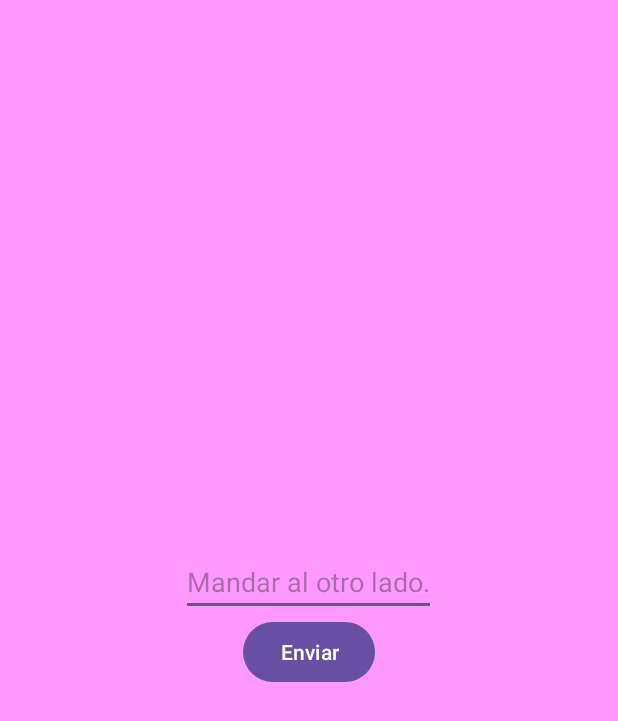
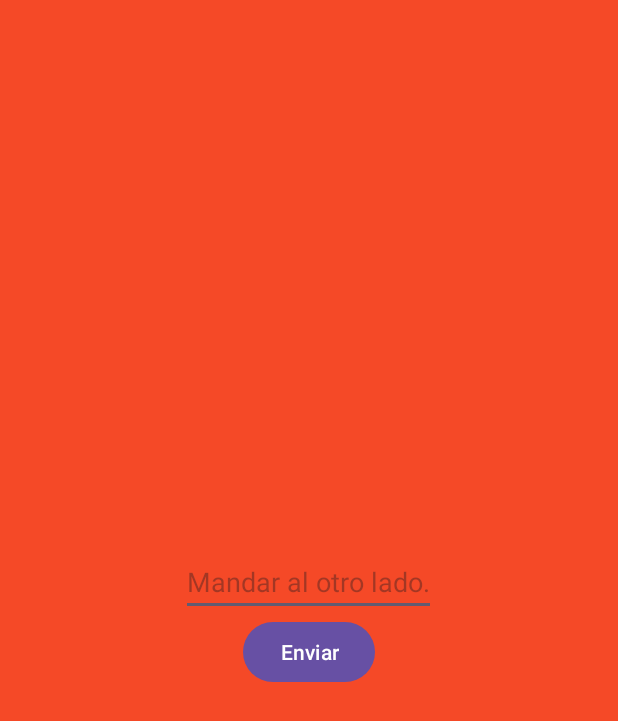
Before and after one commit to salvador-arance/PMYDM_EV2, an Android app: the screen it shows after launch (MainActivity), on a phone screen of 412 x 824 dp. Shown: the top 721 px of the screen. Run offline under Robolectric (Android 15) with nearby library versions, the phone set to English and light mode, and no system bars; 1 statement that could not run was skipped.

Commit message:
avanzar en clase

```diff
--- a/Fragments/app/src/main/res/layout/fragment_data.xml
+++ b/Fragments/app/src/main/res/layout/fragment_data.xml
@@ -6,7 +6,7 @@
     android:orientation="vertical"
     android:gravity="center"
     tools:context=".DataFragment"
-    android:background="#ff99ff">
+    android:background="#F54927">
 
     <EditText
         android:id="@+id/sendText"
--- a/Fragments/app/src/main/res/layout/fragment_details.xml
+++ b/Fragments/app/src/main/res/layout/fragment_details.xml
@@ -4,7 +4,7 @@
     android:layout_width="match_parent"
     android:layout_height="match_parent"
     tools:context=".DetailsFragment"
-    android:background="#00ff00">
+    android:background="#279CF5">
 
     <TextView
         android:id="@+id/tvText"
```
